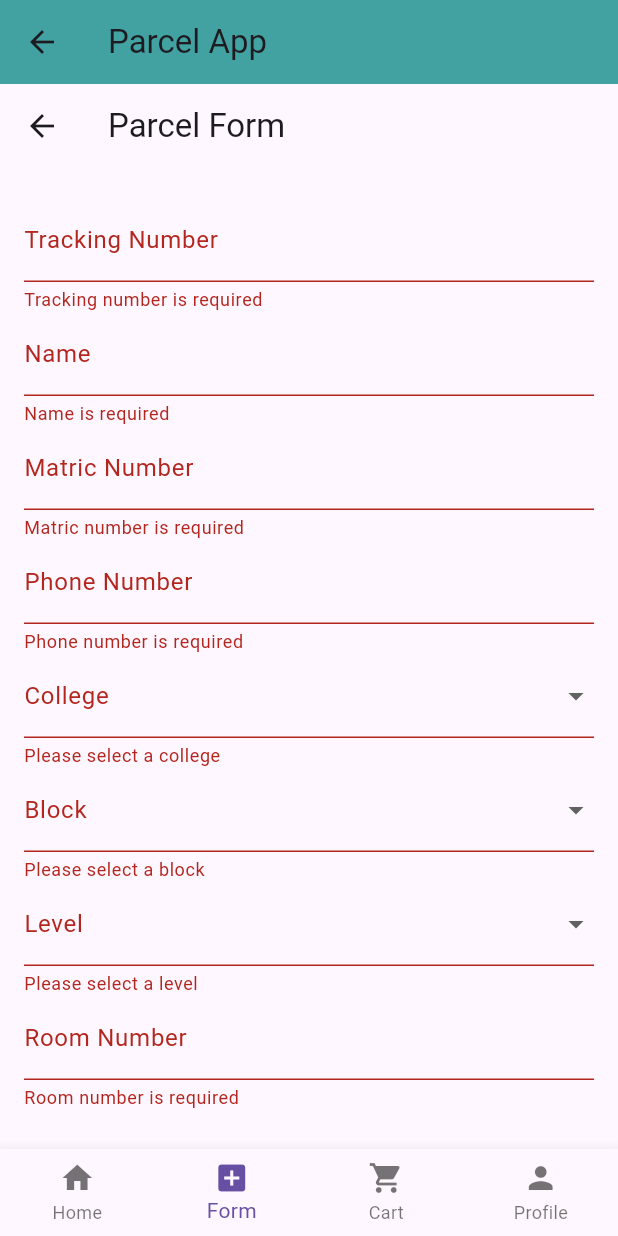
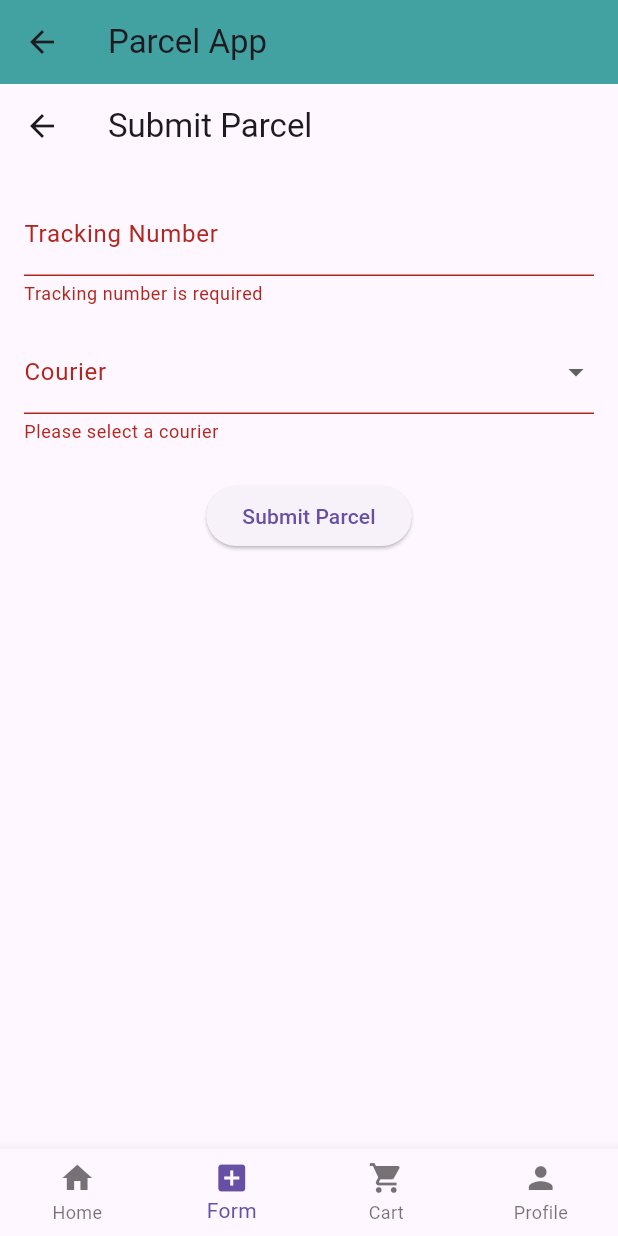
Before and after one commit to HaniffHazmi/KKDK_PDA_Flutter, a Flutter app: the HomeScreen screen opened by its route, item 2 of the bottom bar chosen, after a tap on "Submit Parcel", on a phone screen of 412 x 824 dp. Run offline on Flutter 3.47's test engine with Material 3 defaults, Android fonts, the light colour scheme and no system bars; our stand-ins replace cloud_firestore, firebase_auth, firebase_core; accounts and stored records are empty.

Commit message:
Refactor on Parcel Model,Form and services.

```diff
--- a/lib/models/parcel.dart
+++ b/lib/models/parcel.dart
@@ -1,50 +1,59 @@
-enum College { TunFatimah, TunDrIsmail }
-enum Block { A, B, C, D }
-enum Level { Zero, One, Two, Three }
-
 enum ParcelStatus {
-  pending,         // Submitted by user, not yet processed
-  found,           // Admin located the parcel
-  awaitingPayment, // Waiting for student to pay
-  delivered        // Student has received parcel
+  pending,
+  found,
+  awaitPayment,
+  delivered,
 }
 
-ParcelStatus parcelStatusFromString(String status) {
-  return ParcelStatus.values.firstWhere(
-        (e) => e.toString().split('.').last.toLowerCase() == status.toLowerCase(),
-    orElse: () => ParcelStatus.pending,
-  );
-}
-
-String parcelStatusToString(ParcelStatus status) {
-  return status.toString().split('.').last;
+enum Courier {
+  jnt,
+  shopeeXpress,
+  flash,
+  posLaju,
+  gdex,
 }
 
 class Parcel {
-  String trackingNumber;
-  String name;
-  String matricNumber;
-  String phoneNumber;
-  College college;
-  Block block;
-  Level level;
-  int roomNumber;
-  ParcelStatus status; // 🔥 New field
+  final String id; // Firestore document ID
+  final String userId; // Firebase UID of student
+  final String trackingNumber;
+  final Courier courier;
+  final DateTime dateArrived;
+  final ParcelStatus status;
 
   Parcel({
+    required this.id,
+    required this.userId,
     required this.trackingNumber,
-    required this.name,
-    required this.matricNumber,
-    required this.phoneNumber,
-    required this.college,
-    required this.block,
-    required this.level,
-    required this.roomNumber,
-    this.status = ParcelStatus.pending, // Default to pending
+    required this.courier,
+    required this.dateArrived,
+    this.status = ParcelStatus.pending,
   });
 
-  // Add validation for room number here (only 1-16)
-  static bool isValidRoomNumber(int roomNumber) {
-    return roomNumber >= 1 && roomNumber <= 16;
+  Map<String, dynamic> toMap() {
+    return {
+      'userId': userId,
+      'trackingNumber': trackingNumber,
+      'courier': courier.name, // save enum as string
+      'dateArrived': dateArrived.toIso8601String(),
+      'status': status.name, // save enum as string
+    };
+  }
+
+  factory Parcel.fromMap(String id, Map<String, dynamic> map) {
+    return Parcel(
+      id: id,
+      userId: map['userId'] ?? '',
+      trackingNumber: map['trackingNumber'] ?? '',
+      courier: Courier.values.firstWhere(
+            (e) => e.name == map['courier'],
+        orElse: () => Courier.jnt,
+      ),
+      dateArrived: DateTime.parse(map['dateArrived']),
+      status: ParcelStatus.values.firstWhere(
+            (e) => e.name == map['status'],
+        orElse: () => ParcelStatus.pending,
+      ),
+    );
   }
 }
--- a/lib/screens/parcel_form_screen.dart
+++ b/lib/screens/parcel_form_screen.dart
@@ -1,7 +1,7 @@
 import 'package:flutter/material.dart';
+import 'package:firebase_auth/firebase_auth.dart';
 import '../models/parcel.dart';
 import '../services/parcel_service.dart';
-import 'package:firebase_auth/firebase_auth.dart';
 
 class ParcelFormScreen extends StatefulWidget {
   @override
@@ -9,60 +9,40 @@ class ParcelFormScreen extends StatefulWidget {
 }
 
 class _ParcelFormScreenState extends State<ParcelFormScreen> {
+  final _formKey = GlobalKey<FormState>();
   final _trackingNumberController = TextEditingController();
-  final _nameController = TextEditingController();
-  final _matricNumberController = TextEditingController();
-  final _phoneNumberController = TextEditingController();
-  final _roomNumberController = TextEditingController();
+  Courier? _selectedCourier;
+  bool _isSubmitting = false;
   final ParcelService _parcelService = ParcelService();
-
-  College? _selectedCollege;
-  Block? _selectedBlock;
-  Level? _selectedLevel;
-
-  final GlobalKey<FormState> _formKey = GlobalKey<FormState>();
-  bool _isSubmitting = false; // Track submission state
 
   Future<void> _submitForm() async {
     if (_formKey.currentState?.validate() ?? false) {
-      setState(() {
-        _isSubmitting = true; // Disable button while submitting
-      });
+      setState(() => _isSubmitting = true);
 
       final user = FirebaseAuth.instance.currentUser;
-
       if (user == null) {
-        // Handle unauthenticated state
         ScaffoldMessenger.of(context).showSnackBar(
           SnackBar(content: Text('User not logged in')),
         );
-        setState(() {
-          _isSubmitting = false; // Re-enable button on failure
-        });
+        setState(() => _isSubmitting = false);
         return;
       }
 
-      Parcel newParcel = Parcel(
+      try {
+        final parcel = Parcel(
+          id: '', // Firestore auto-generated
+          userId: user.uid,
           trackingNumber: _trackingNumberController.text.trim(),
-        name: _nameController.text.trim(),
-        matricNumber: _matricNumberController.text.trim(),
-        phoneNumber: _phoneNumberController.text.trim(),
-        college: _selectedCollege!,
-        block: _selectedBlock!,
-        level: _selectedLevel!,
-        roomNumber: int.parse(_roomNumberController.text.trim()),
+          courier: _selectedCourier!,
+          dateArrived: DateTime.now(),
+          status: ParcelStatus.pending,
         );
 
-      try {
-        // Add the parcel using the ParcelService (already handles Firestore)
-        await _parcelService.addParcel(newParcel);
+        await _parcelService.addParcel(parcel);
 
-        // Clear form and reset state
         _formKey.currentState?.reset();
         setState(() {
-          _selectedCollege = null;
-          _selectedBlock = null;
-          _selectedLevel = null;
+          _selectedCourier = null;
         });
 
         ScaffoldMessenger.of(context).showSnackBar(
@@ -73,163 +53,75 @@ class _ParcelFormScreenState extends State<ParcelFormScreen> {
           SnackBar(content: Text('Failed to submit parcel: $e')),
         );
       } finally {
-        setState(() {
-          _isSubmitting = false; // Re-enable button after submission
-        });
+        setState(() => _isSubmitting = false);
       }
     }
   }
 
   @override
+  void dispose() {
+    _trackingNumberController.dispose();
+    super.dispose();
+  }
+
+  @override
   Widget build(BuildContext context) {
     return Scaffold(
-      appBar: AppBar(title: Text('Parcel Form')),
+      appBar: AppBar(title: Text('Submit Parcel')),
       body: Padding(
-        padding: const EdgeInsets.symmetric(horizontal: 16.0, vertical: 20.0),
-        child: SingleChildScrollView(
-          child: Center(
+        padding: const EdgeInsets.all(16.0),
         child: Form(
           key: _formKey,
           child: Column(
-                mainAxisSize: MainAxisSize.min,
+            crossAxisAlignment: CrossAxisAlignment.start,
             children: [
-                  // Tracking Number
+              // Tracking Number Field
               TextFormField(
                 controller: _trackingNumberController,
                 decoration: InputDecoration(labelText: 'Tracking Number'),
                 validator: (value) {
-                      if (value == null || value.isEmpty) {
+                  if (value == null || value.trim().isEmpty) {
                     return 'Tracking number is required';
                   }
                   return null;
                 },
               ),
-                  // Name
-                  TextFormField(
-                    controller: _nameController,
-                    decoration: InputDecoration(labelText: 'Name'),
-                    validator: (value) {
-                      if (value == null || value.isEmpty) {
-                        return 'Name is required';
-                      }
-                      return null;
-                    },
-                  ),
-                  // Matric Number
-                  TextFormField(
-                    controller: _matricNumberController,
-                    decoration: InputDecoration(labelText: 'Matric Number'),
-                    validator: (value) {
-                      if (value == null || value.isEmpty) {
-                        return 'Matric number is required';
-                      }
-                      return null;
-                    },
-                  ),
-                  // Phone Number
-                  TextFormField(
-                    controller: _phoneNumberController,
-                    decoration: InputDecoration(labelText: 'Phone Number'),
-                    validator: (value) {
-                      if (value == null || value.isEmpty) {
-                        return 'Phone number is required';
-                      }
-                      return null;
-                    },
-                  ),
-                  // College Dropdown
-                  DropdownButtonFormField<College>(
-                    value: _selectedCollege,
-                    decoration: InputDecoration(labelText: 'College'),
-                    items: College.values.map((college) {
-                      return DropdownMenuItem<College>(
-                        value: college,
-                        child: Text(college.toString().split('.').last),
+              SizedBox(height: 16),
+
+              // Courier Dropdown
+              DropdownButtonFormField<Courier>(
+                value: _selectedCourier,
+                decoration: InputDecoration(labelText: 'Courier'),
+                items: Courier.values.map((courier) {
+                  return DropdownMenuItem<Courier>(
+                    value: courier,
+                    child: Text(courier.name),
                   );
                 }).toList(),
                 onChanged: (value) {
                   setState(() {
-                        _selectedCollege = value;
+                    _selectedCourier = value;
                   });
                 },
-                    validator: (value) {
-                      if (value == null) {
-                        return 'Please select a college';
-                      }
-                      return null;
-                    },
+                validator: (value) =>
+                value == null ? 'Please select a courier' : null,
               ),
-                  // Block Dropdown
-                  DropdownButtonFormField<Block>(
-                    value: _selectedBlock,
-                    decoration: InputDecoration(labelText: 'Block'),
-                    items: Block.values.map((block) {
-                      return DropdownMenuItem<Block>(
-                        value: block,
-                        child: Text(block.toString().split('.').last),
-                      );
-                    }).toList(),
-                    onChanged: (value) {
-                      setState(() {
-                        _selectedBlock = value;
-                      });
-                    },
-                    validator: (value) {
-                      if (value == null) {
-                        return 'Please select a block';
-                      }
-                      return null;
-                    },
-                  ),
-                  // Level Dropdown
-                  DropdownButtonFormField<Level>(
-                    value: _selectedLevel,
-                    decoration: InputDecoration(labelText: 'Level'),
-                    items: Level.values.map((level) {
-                      return DropdownMenuItem<Level>(
-                        value: level,
-                        child: Text(level.toString().split('.').last),
-                      );
-                    }).toList(),
-                    onChanged: (value) {
-                      setState(() {
-                        _selectedLevel = value;
-                      });
-                    },
-                    validator: (value) {
-                      if (value == null) {
-                        return 'Please select a level';
-                      }
-                      return null;
-                    },
-                  ),
-                  // Room Number
-                  TextFormField(
-                    controller: _roomNumberController,
-                    decoration: InputDecoration(labelText: 'Room Number'),
-                    keyboardType: TextInputType.number,
-                    validator: (value) {
-                      if (value == null || value.isEmpty) {
-                        return 'Room number is required';
-                      }
-                      int roomNumber = int.parse(value);
-                      if (!Parcel.isValidRoomNumber(roomNumber)) {
-                        return 'Room number must be between 1 and 16';
-                      }
-                      return null;
-                    },
-                  ),
-                  SizedBox(height: 20),
+              SizedBox(height: 24),
+
               // Submit Button
-                  ElevatedButton(
-                    onPressed: _isSubmitting ? null : _submitForm, // Disable while submitting
+              Center(
+                child: ElevatedButton(
+                  onPressed: _isSubmitting ? null : _submitForm,
                   child: _isSubmitting
-                        ? CircularProgressIndicator() // Show loading spinner
+                      ? SizedBox(
+                    width: 18,
+                    height: 18,
+                    child: CircularProgressIndicator(strokeWidth: 2),
+                  )
                       : Text('Submit Parcel'),
                 ),
+              ),
             ],
-              ),
-            ),
           ),
         ),
       ),
--- a/lib/services/parcel_service.dart
+++ b/lib/services/parcel_service.dart
@@ -13,22 +13,10 @@ class ParcelService {
     final user = _auth.currentUser;
     if (user == null) throw Exception('User not logged in');
 
-    await _parcelCollection.add({
-      'trackingNumber': parcel.trackingNumber,
-      'name': parcel.name,
-      'matricNumber': parcel.matricNumber,
-      'phoneNumber': parcel.phoneNumber,
-      'college': parcel.college.name,
-      'block': parcel.block.name,
-      'level': parcel.level.name,
-      'roomNumber': parcel.roomNumber,
-      'status': parcelStatusToString(parcel.status),
-      'userId': user.uid,
-      'createdAt': FieldValue.serverTimestamp(),
-    });
+    await _parcelCollection.add(parcel.toMap());
   }
 
-  /// Get list of parcels for current user
+  /// Get list of parcels for current user (optionally filtered by status)
   Stream<List<Parcel>> getUserParcels({ParcelStatus? filterStatus}) {
     final user = _auth.currentUser;
     if (user == null) throw Exception('User not logged in');
@@ -36,26 +24,42 @@ class ParcelService {
     Query query = _parcelCollection.where('userId', isEqualTo: user.uid);
 
     if (filterStatus != null) {
-      query = query.where('status', isEqualTo: parcelStatusToString(filterStatus));
+      query = query.where('status', isEqualTo: filterStatus.name);
     }
 
     return query.snapshots().map((snapshot) {
       return snapshot.docs.map((doc) {
         final data = doc.data() as Map<String, dynamic>;
-        return Parcel(
-          trackingNumber: data['trackingNumber'],
-          name: data['name'],
-          matricNumber: data['matricNumber'],
-          phoneNumber: data['phoneNumber'],
-          college: College.values.firstWhere((c) => c.name == data['college']),
-          block: Block.values.firstWhere((b) => b.name == data['block']),
-          level: Level.values.firstWhere((l) => l.name == data['level']),
-          roomNumber: data['roomNumber'],
-          status: data['status'] != null
-              ? parcelStatusFromString(data['status'])
-              : ParcelStatus.pending,
-        );
+        return Parcel.fromMap(doc.id, data);
       }).toList();
     });
   }
+
+  /// Get all parcels (admin use)
+  Stream<List<Parcel>> getAllParcels({ParcelStatus? filterStatus}) {
+    Query query = _parcelCollection;
+
+    if (filterStatus != null) {
+      query = query.where('status', isEqualTo: filterStatus.name);
+    }
+
+    return query.snapshots().map((snapshot) {
+      return snapshot.docs.map((doc) {
+        final data = doc.data() as Map<String, dynamic>;
+        return Parcel.fromMap(doc.id, data);
+      }).toList();
+    });
+  }
+
+  /// Update parcel status (admin use)
+  Future<void> updateParcelStatus(String parcelId, ParcelStatus status) async {
+    await _parcelCollection.doc(parcelId).update({
+      'status': status.name,
+    });
+  }
+
+  /// Optional: Delete a parcel (admin or owner)
+  Future<void> deleteParcel(String parcelId) async {
+    await _parcelCollection.doc(parcelId).delete();
+  }
 }
```
Lines whose indentation alone changed are shown as unchanged.
